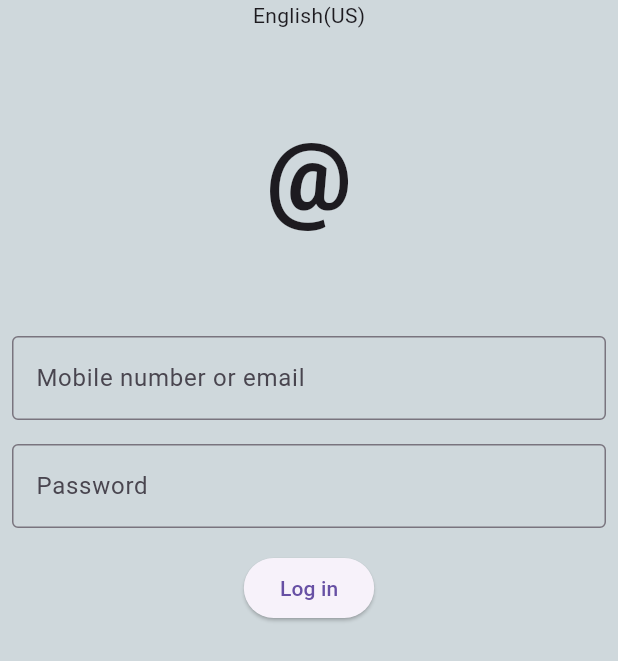
After one commit to chanho2547/homework_v1, a Flutter app: the AuthScreen screen opened directly, on a phone screen of 412 x 824 dp. The commit adds this screen. Shown: the top 661 px of the screen. Run offline on Flutter 3.47's test engine with Material 2 defaults, Android fonts, the light colour scheme and no system bars; our stand-ins replace font_awesome_flutter, go_router.

Commit message:
first commit

```diff
--- /dev/null
+++ b/lib/features/auth/auth_screen.dart
@@ -0,0 +1,56 @@
+import 'package:flutter/material.dart';
+import 'package:flutter/services.dart';
+import 'package:thread_homework/constants/gaps.dart';
+
+class AuthScreen extends StatelessWidget {
+  const AuthScreen({super.key});
+  static const routeName = "/Auth";
+  static const routeUrl = "/Auth";
+
+  @override
+  Widget build(BuildContext context) {
+    return Scaffold(
+      backgroundColor: Colors.blueGrey[100],
+      body: SafeArea(
+        child: Center(
+          child: Column(
+            children: [
+              const Text("English(US)"),
+              Gaps.v52,
+              const Text(
+                "@",
+                style: TextStyle(fontWeight: FontWeight.bold, fontSize: 64),
+              ),
+              Gaps.v52,
+              const Padding(
+                padding: EdgeInsets.all(8.0),
+                child: TextField(
+                  decoration: InputDecoration(
+                    border: OutlineInputBorder(),
+                    hintText: "Mobile number or email",
+                  ),
+                ),
+              ),
+              const Padding(
+                padding: EdgeInsets.all(8.0),
+                child: TextField(
+                  decoration: InputDecoration(
+                    border: OutlineInputBorder(),
+                    hintText: "Password",
+                  ),
+                ),
+              ),
+              Padding(
+                padding: const EdgeInsets.all(8.0),
+                child: ElevatedButton(
+                  onPressed: () {},
+                  child: const Text("Log in"),
+                ),
+              ),
+            ],
+          ),
+        ),
+      ),
+    );
+  }
+}
--- a/lib/router.dart
+++ b/lib/router.dart
@@ -1,5 +1,6 @@
 import 'package:go_router/go_router.dart';
 import 'package:thread_homework/common/main_navigation_screen.dart';
+import 'package:thread_homework/features/auth/auth_screen.dart';
 import 'package:thread_homework/features/home/home_screen.dart';
 import 'package:thread_homework/features/likes/likes_screen.dart';
 import 'package:thread_homework/features/profile/profile_screen.dart';
@@ -16,6 +17,11 @@ final router = GoRouter(
         final tab = state.params["tab"]!;
         return MainNavigationScreen(tab: tab);
       },
+    ),
+    GoRoute(
+      name: AuthScreen.routeName,
+      path: AuthScreen.routeUrl,
+      builder: (context, state) => const AuthScreen(),
     ),
     GoRoute(
       name: HomeScreen.routeName,
```
